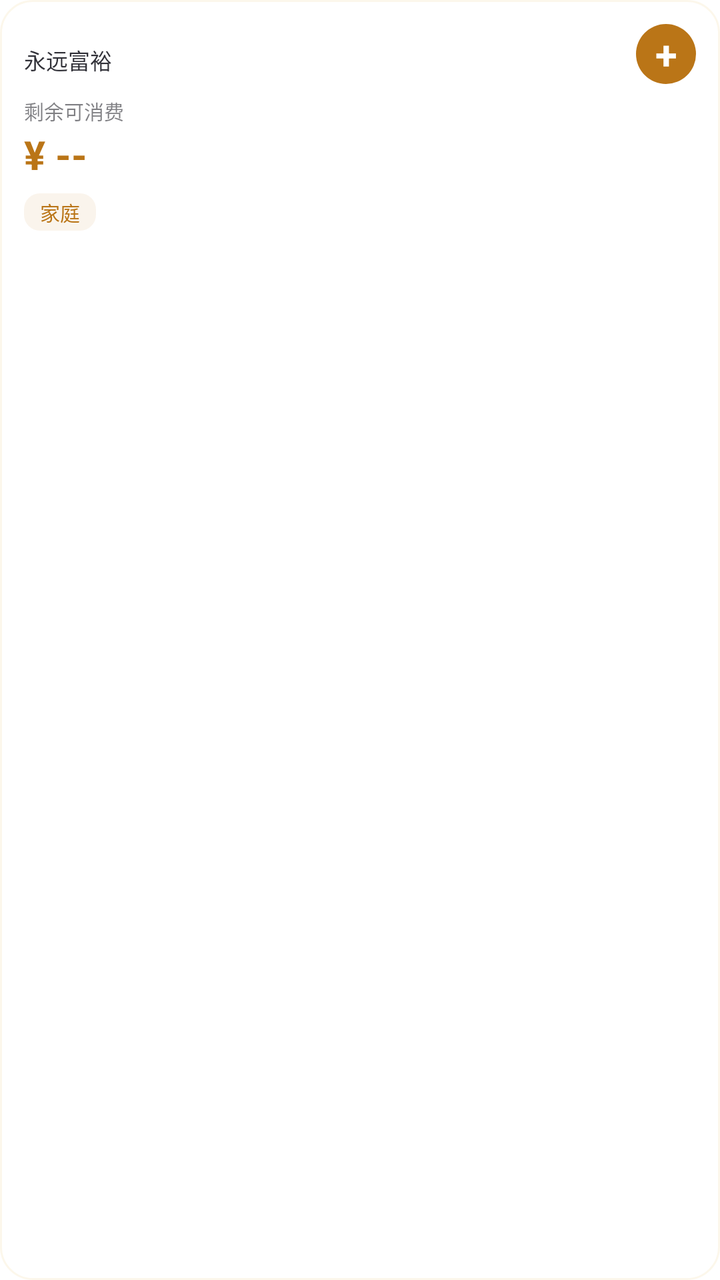
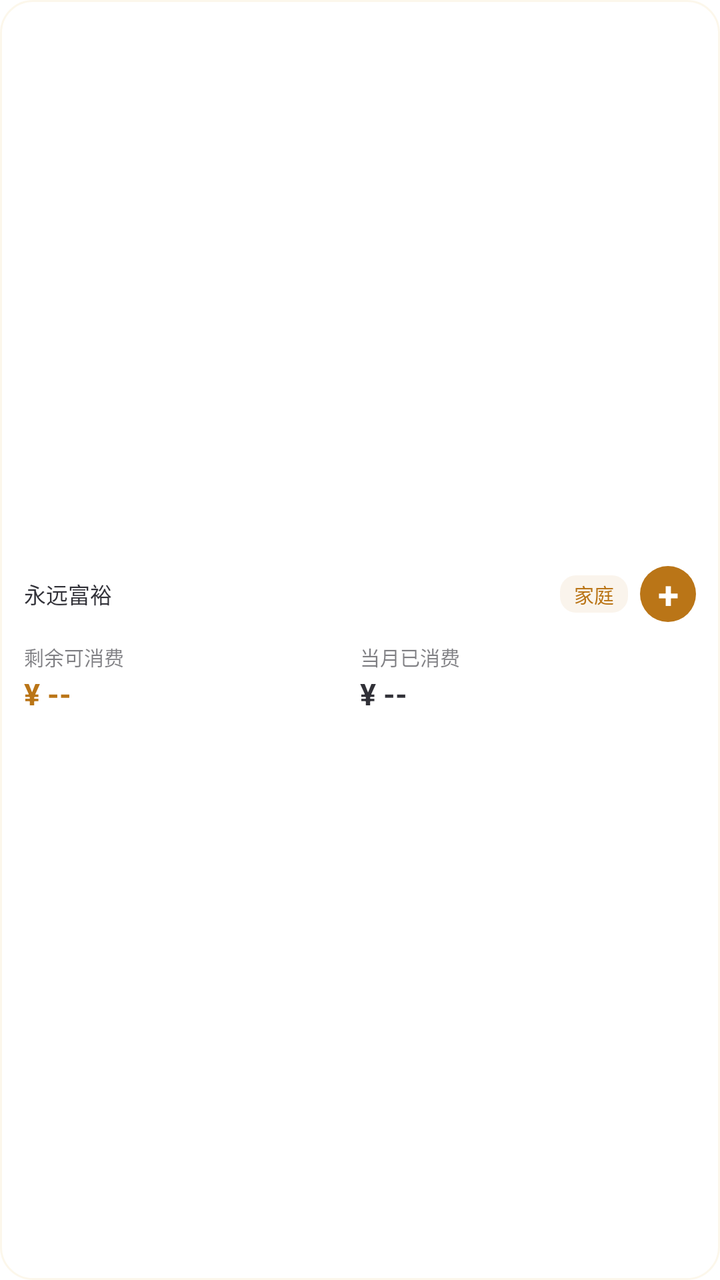

Screens rendered from an Android XML layout before and after an edit, with the pre-edit source and the edit as a unified diff.
<!-- AndroidManifest.xml: fallback theme Theme.MaterialComponents.DayNight.NoActionBar -->
<!-- res/layout/widget_finance_small.xml -->
<?xml version="1.0" encoding="utf-8"?>
<LinearLayout xmlns:android="http://schemas.android.com/apk/res/android"
    android:id="@+id/widget_root"
    android:layout_width="match_parent"
    android:layout_height="match_parent"
    android:background="@drawable/widget_background"
    android:orientation="vertical"
    android:padding="12dp">

    
    <LinearLayout
        android:layout_width="match_parent"
        android:layout_height="wrap_content"
        android:orientation="horizontal">

        <TextView
            android:layout_width="0dp"
            android:layout_height="wrap_content"
            android:layout_weight="1"
            android:text="永远富裕"
            android:textColor="@color/widget_title"
            android:textSize="11sp" />

        <TextView
            android:id="@+id/widget_add"
            android:layout_width="30dp"
            android:layout_height="30dp"
            android:background="@drawable/widget_add_btn"
            android:gravity="center"
            android:text="+"
            android:textColor="@color/widget_add_fg"
            android:textSize="20sp"
            android:textStyle="bold" />
    </LinearLayout>

    
    <TextView
        android:layout_width="wrap_content"
        android:layout_height="wrap_content"
        android:layout_marginTop="6dp"
        android:text="剩余可消费"
        android:textColor="@color/widget_label"
        android:textSize="10sp" />

    <TextView
        android:id="@+id/widget_consumable"
        android:layout_width="wrap_content"
        android:layout_height="wrap_content"
        android:layout_marginTop="1dp"
        android:ellipsize="end"
        android:maxLines="1"
        android:text="¥ --"
        android:textColor="@color/widget_accent"
        android:textSize="20sp"
        android:textStyle="bold" />

    
    <TextView
        android:id="@+id/widget_scope"
        android:layout_width="wrap_content"
        android:layout_height="wrap_content"
        android:layout_marginTop="6dp"
        android:background="@drawable/widget_scope_chip"
        android:paddingStart="8dp"
        android:paddingTop="2dp"
        android:paddingEnd="8dp"
        android:paddingBottom="2dp"
        android:text="家庭"
        android:textColor="@color/widget_accent"
        android:textSize="10sp" />
</LinearLayout>
<!-- resources referenced by this layout -->
<resources>
  <color name="widget_accent">#BA7517</color>
  <color name="widget_add_fg">#FFFFFFFF</color>
  <color name="widget_label">#8A12121A</color>
  <color name="widget_title">#DE12121A</color>
  <!-- drawable widget_add_btn (drawable) -->
  <?xml version="1.0" encoding="utf-8"?>
  <shape xmlns:android="http://schemas.android.com/apk/res/android"
      android:shape="oval">
      <solid android:color="@color/widget_add_bg" />
  </shape>
  <!-- drawable widget_background (drawable) -->
  <?xml version="1.0" encoding="utf-8"?>
  <shape xmlns:android="http://schemas.android.com/apk/res/android"
      android:shape="rectangle">
      <solid android:color="@color/widget_bg" />
      <corners android:radius="16dp" />
      <stroke
          android:width="1dp"
          android:color="@color/widget_border" />
  </shape>
  <!-- drawable widget_scope_chip (drawable) -->
  <?xml version="1.0" encoding="utf-8"?>
  <shape xmlns:android="http://schemas.android.com/apk/res/android"
      android:shape="rectangle">
      <solid android:color="@color/widget_chip_bg" />
      <corners android:radius="8dp" />
  </shape>
  <color name="widget_add_bg">#FFBA7517</color>
  <color name="widget_bg">#FFFFFFFF</color>
  <color name="widget_border">#22E8C268</color>
  <color name="widget_chip_bg">#14BA7517</color>
</resources>

<!-- the commit's change to res/layout/widget_finance_small.xml (unified diff, before → after) -->
@@ -4,13 +4,16 @@
     android:layout_width="match_parent"
     android:layout_height="match_parent"
     android:background="@drawable/widget_background"
+    android:gravity="center_vertical"
     android:orientation="vertical"
-    android:padding="12dp">
+    android:paddingHorizontal="12dp"
+    android:paddingVertical="10dp">
 
     
     <LinearLayout
         android:layout_width="match_parent"
         android:layout_height="wrap_content"
+        android:gravity="center_vertical"
         android:orientation="horizontal">
 
         <TextView
@@ -22,50 +25,88 @@
             android:textSize="11sp" />
 
         <TextView
+            android:id="@+id/widget_scope"
+            android:layout_width="wrap_content"
+            android:layout_height="wrap_content"
+            android:layout_marginEnd="6dp"
+            android:background="@drawable/widget_scope_chip"
+            android:paddingStart="7dp"
+            android:paddingTop="2dp"
+            android:paddingEnd="7dp"
+            android:paddingBottom="2dp"
+            android:text="家庭"
+            android:textColor="@color/widget_accent"
+            android:textSize="10sp" />
+
+        <TextView
             android:id="@+id/widget_add"
-            android:layout_width="30dp"
-            android:layout_height="30dp"
+            android:layout_width="28dp"
+            android:layout_height="28dp"
             android:background="@drawable/widget_add_btn"
             android:gravity="center"
             android:text="+"
             android:textColor="@color/widget_add_fg"
-            android:textSize="20sp"
+            android:textSize="19sp"
             android:textStyle="bold" />
     </LinearLayout>
 
     
-    <TextView
-        android:layout_width="wrap_content"
+    <LinearLayout
+        android:layout_width="match_parent"
         android:layout_height="wrap_content"
-        android:layout_marginTop="6dp"
-        android:text="剩余可消费"
-        android:textColor="@color/widget_label"
-        android:textSize="10sp" />
+        android:layout_marginTop="10dp"
+        android:orientation="horizontal">
 
-    <TextView
-        android:id="@+id/widget_consumable"
-        android:layout_width="wrap_content"
-        android:layout_height="wrap_content"
-        android:layout_marginTop="1dp"
-        android:ellipsize="end"
-        android:maxLines="1"
-        android:text="¥ --"
-        android:textColor="@color/widget_accent"
-        android:textSize="20sp"
-        android:textStyle="bold" />
+        <LinearLayout
+            android:layout_width="0dp"
+            android:layout_height="wrap_content"
+            android:layout_weight="1"
+            android:orientation="vertical">
 
-    
-    <TextView
-        android:id="@+id/widget_scope"
-        android:layout_width="wrap_content"
-        android:layout_height="wrap_content"
-        android:layout_marginTop="6dp"
-        android:background="@drawable/widget_scope_chip"
-        android:paddingStart="8dp"
-        android:paddingTop="2dp"
-        android:paddingEnd="8dp"
-        android:paddingBottom="2dp"
-        android:text="家庭"
-        android:textColor="@color/widget_accent"
-        android:textSize="10sp" />
+            <TextView
+                android:layout_width="wrap_content"
+                android:layout_height="wrap_content"
+                android:text="剩余可消费"
+                android:textColor="@color/widget_label"
+                android:textSize="10sp" />
+
+            <TextView
+                android:id="@+id/widget_consumable"
+                android:layout_width="wrap_content"
+                android:layout_height="wrap_content"
+                android:layout_marginTop="1dp"
+                android:ellipsize="end"
+                android:maxLines="1"
+                android:text="¥ --"
+                android:textColor="@color/widget_accent"
+                android:textSize="15sp"
+                android:textStyle="bold" />
+        </LinearLayout>
+
+        <LinearLayout
+            android:layout_width="0dp"
+            android:layout_height="wrap_content"
+            android:layout_weight="1"
+            android:orientation="vertical">
+
+            <TextView
+                android:layout_width="wrap_content"
+                android:layout_height="wrap_content"
+                android:text="当月已消费"
+                android:textColor="@color/widget_label"
+                android:textSize="10sp" />
+
+            <TextView
+                android:id="@+id/widget_spent"
+                android:layout_width="wrap_content"
+                android:layout_height="wrap_content"
+                android:layout_marginTop="1dp"
+                android:ellipsize="end"
+                android:maxLines="1"
+                android:text="¥ --"
+                android:textColor="@color/widget_value"
+                android:textSize="15sp"
+                android:textStyle="bold" />
+        </LinearLayout>
+    </LinearLayout>
 </LinearLayout>
<!-- resource entries referenced after the edit -->
@@ -4,6 +4,7 @@
   <color name="widget_add_fg">#FFFFFFFF</color>
   <color name="widget_label">#8A12121A</color>
   <color name="widget_title">#DE12121A</color>
+  <color name="widget_value">#DE12121A</color>
   <!-- drawable widget_add_btn (drawable) -->
   <?xml version="1.0" encoding="utf-8"?>
   <shape xmlns:android="http://schemas.android.com/apk/res/android"
